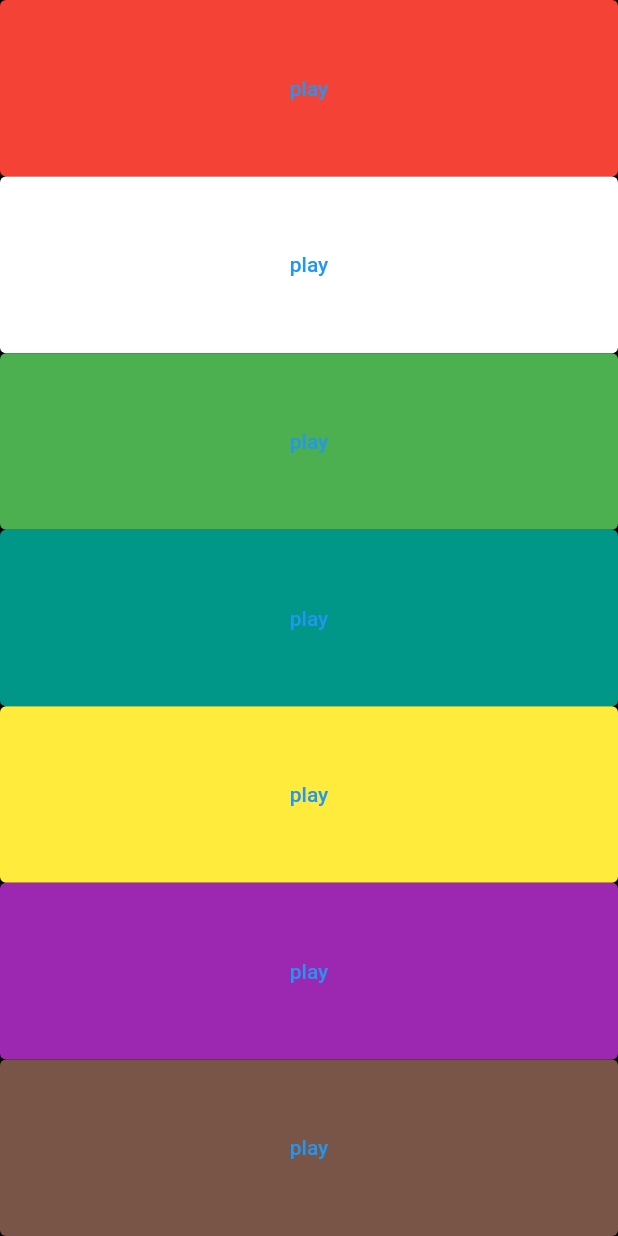
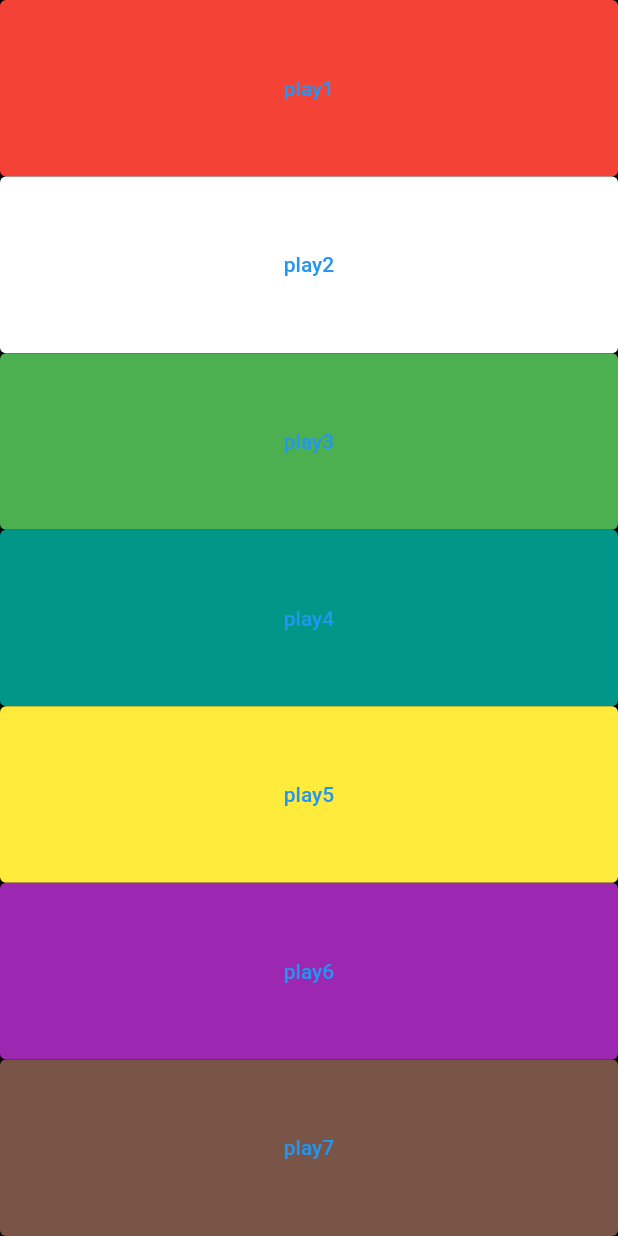
Before and after one commit to malikrasaq/my-flutter-starter-projects, a Flutter app: the screen it shows after launch, on a phone screen of 412 x 824 dp. Run offline on Flutter 3.47's test engine with Material 2 defaults, Android fonts, the phone set to English and light mode, and no system bars; our stand-ins replace audioplayers.

Commit message:
Added text to buttons

```diff
--- a/xylophone_app/lib/main.dart
+++ b/xylophone_app/lib/main.dart
@@ -12,14 +12,14 @@ class XylophoneApp extends StatelessWidget {
   }
 
   Expanded buildKey(
-      {required Color color, required int soundNumber}) {
+      {required Color color, required int soundNumber, required String text}) {
     return Expanded(
       child: TextButton(
         style: TextButton.styleFrom(backgroundColor: color),
         onPressed: () {
           playSound(soundNumber);
         },
-        child: const Text('play'),
+        child: Text(text),
       ),
     );
   }
@@ -33,13 +33,13 @@ class XylophoneApp extends StatelessWidget {
           child: Column(
             crossAxisAlignment: CrossAxisAlignment.stretch,
             children: [
-              buildKey(color: Colors.red, soundNumber: 1),
-              buildKey(color: Colors.white, soundNumber: 2),
-              buildKey(color: Colors.green, soundNumber: 3),
-              buildKey(color: Colors.teal, soundNumber: 4),
-              buildKey(color: Colors.yellow, soundNumber: 5),
-              buildKey(color: Colors.purple, soundNumber: 6),
-              buildKey(color: Colors.brown, soundNumber: 7),
+              buildKey(color: Colors.red, soundNumber: 1, text: 'play1'),
+              buildKey(color: Colors.white, soundNumber: 2, text: 'play2'),
+              buildKey(color: Colors.green, soundNumber: 3, text: 'play3'),
+              buildKey(color: Colors.teal, soundNumber: 4, text: 'play4'),
+              buildKey(color: Colors.yellow, soundNumber: 5, text: 'play5'),
+              buildKey(color: Colors.purple, soundNumber: 6, text: 'play6'),
+              buildKey(color: Colors.brown, soundNumber: 7, text: 'play7'),
             ],
           ),
         ),
```
